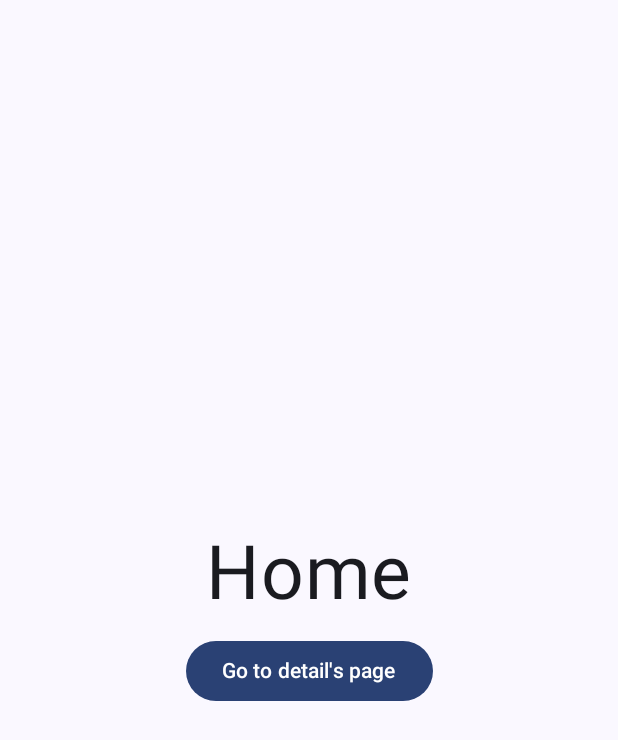
After one commit to ys-pro-duction/Compose-Learn, an Android app built with Jetpack Compose: the composable HomeScreen shown on its own in the app's theme, on a phone screen of 412 x 824 dp. The commit adds this screen. Shown: the top 740 px of the screen. Run offline under Robolectric (Android 15) with nearby library versions, the phone set to English and light mode, and no system bars.

Commit message:
Basic navigation

```diff
--- a/app/build.gradle.kts
+++ b/app/build.gradle.kts
@@ -6,7 +6,7 @@ plugins {
 
 android {
     namespace = "com.yogesh.composelearn"
-    compileSdk = 34
+    compileSdk = 35
 
     defaultConfig {
         applicationId = "com.yogesh.composelearn"
@@ -62,6 +62,7 @@ dependencies {
     implementation(libs.androidx.material3)
     implementation(libs.coil.compose)
     implementation(libs.coil.network.okhttp)
+    implementation(libs.androidx.navigation.compose)
     testImplementation(libs.junit)
     androidTestImplementation(libs.androidx.junit)
     androidTestImplementation(libs.androidx.espresso.core)
--- /dev/null
+++ b/app/src/main/java/com/yogesh/composelearn/navigation/simple/screen/HomeScreen.kt
@@ -0,0 +1,31 @@
+package com.yogesh.composelearn.navigation.simple.screen
+
+import androidx.compose.foundation.layout.Box
+import androidx.compose.foundation.layout.Column
+import androidx.compose.foundation.layout.Spacer
+import androidx.compose.foundation.layout.fillMaxSize
+import androidx.compose.foundation.layout.height
+import androidx.compose.material3.Button
+import androidx.compose.material3.Text
+import androidx.compose.runtime.Composable
+import androidx.compose.ui.Alignment
+import androidx.compose.ui.Modifier
+import androidx.compose.ui.unit.TextUnit
+import androidx.compose.ui.unit.TextUnitType
+import androidx.compose.ui.unit.dp
+import androidx.navigation.NavHostController
+
+@Composable
+fun HomeScreen(navController: NavHostController) {
+    Box(contentAlignment = Alignment.Center, modifier = Modifier.fillMaxSize()) {
+        Column(horizontalAlignment = Alignment.CenterHorizontally) {
+            Text("Home", fontSize = TextUnit(50f, TextUnitType.Sp))
+            Spacer(Modifier.height(12.dp))
+            Button({
+                navController.navigate(Screen.DETAIL.route)
+            }) {
+                Text("Go to detail's page")
+            }
+        }
+    }
+}
--- /dev/null
+++ b/app/src/main/java/com/yogesh/composelearn/navigation/simple/screen/Screen.kt
@@ -0,0 +1,6 @@
+package com.yogesh.composelearn.navigation.simple.screen
+
+sealed class Screen(val route: String) {
+    object HOME: Screen(route = "HOME_R")
+    object DETAIL: Screen("DETAIL_R")
+}
--- /dev/null
+++ b/app/src/main/java/com/yogesh/composelearn/navigation/simple/ui/theme/Type.kt
@@ -0,0 +1,34 @@
+package com.yogesh.composelearn.navigation.simple.ui.theme
+
+import androidx.compose.material3.Typography
+import androidx.compose.ui.text.TextStyle
+import androidx.compose.ui.text.font.FontFamily
+import androidx.compose.ui.text.font.FontWeight
+import androidx.compose.ui.unit.sp
+
+// Set of Material typography styles to start with
+val Typography = Typography(
+    bodyLarge = TextStyle(
+        fontFamily = FontFamily.Default,
+        fontWeight = FontWeight.Normal,
+        fontSize = 16.sp,
+        lineHeight = 24.sp,
+        letterSpacing = 0.5.sp
+    )
+    /* Other default text styles to override
+    titleLarge = TextStyle(
+        fontFamily = FontFamily.Default,
+        fontWeight = FontWeight.Normal,
+        fontSize = 22.sp,
+        lineHeight = 28.sp,
+        letterSpacing = 0.sp
+    ),
+    labelSmall = TextStyle(
+        fontFamily = FontFamily.Default,
+        fontWeight = FontWeight.Medium,
+        fontSize = 11.sp,
+        lineHeight = 16.sp,
+        letterSpacing = 0.5.sp
+    )
+    */
+)
--- a/app/src/main/res/values/strings.xml
+++ b/app/src/main/res/values/strings.xml
@@ -1,4 +1,5 @@
 <resources>
     <string name="app_name">Compose Learn</string>
     <string name="title_activity_main2">MainActivity2</string>
+    <string name="title_activity_main">MainActivity</string>
 </resources>
--- a/gradle/libs.versions.toml
+++ b/gradle/libs.versions.toml
@@ -1,5 +1,5 @@
 [versions]
-agp = "8.3.0"
+agp = "8.9.0"
 kotlin = "2.0.0"
 coreKtx = "1.13.1"
 junit = "4.13.2"
@@ -10,6 +10,7 @@ activityCompose = "1.9.3"
 composeBom = "2023.08.00"
 coilCompose = "3.0.0-rc02"
 coilNetworkOkhttp = "3.0.0-rc02"
+navigationCompose = "2.9.0"
 
 [libraries]
 androidx-core-ktx = { group = "androidx.core", name = "core-ktx", version.ref = "coreKtx" }
@@ -28,6 +29,7 @@ androidx-ui-test-junit4 = { group = "androidx.compose.ui", name = "ui-test-junit
 androidx-material3 = { group = "androidx.compose.material3", name = "material3" }
 coil-compose = { group = "io.coil-kt.coil3", name = "coil-compose", version.ref = "coilCompose" }
 coil-network-okhttp = { group = "io.coil-kt.coil3", name = "coil-network-okhttp", version.ref = "coilNetworkOkhttp" }
+androidx-navigation-compose = { group = "androidx.navigation", name = "navigation-compose", version.ref = "navigationCompose" }
 
 [plugins]
 androidApplication = { id = "com.android.application", version.ref = "agp" }
```
Also changed, not shown: app/src/main/AndroidManifest.xml (+8 -4 lines), app/src/main/java/com/yogesh/composelearn/navigation/simple/MainActivity.kt (added, +43 -0 lines), app/src/main/java/com/yogesh/composelearn/navigation/simple/screen/DetailsScreen.kt (added, +31 -0 lines), app/src/main/java/com/yogesh/composelearn/navigation/simple/ui/theme/Color.kt (added, +11 -0 lines), app/src/main/java/com/yogesh/composelearn/navigation/simple/ui/theme/Theme.kt (added, +58 -0 lines), gradle/wrapper/gradle-wrapper.properties.
